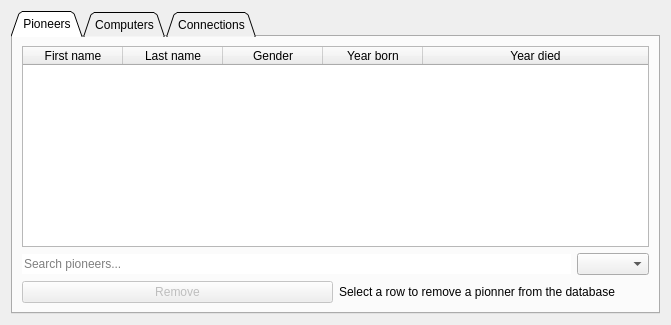
First picture: the form in hoopergui/search_widget.ui, repository VLN1-15-30/fall-project, before the edit.
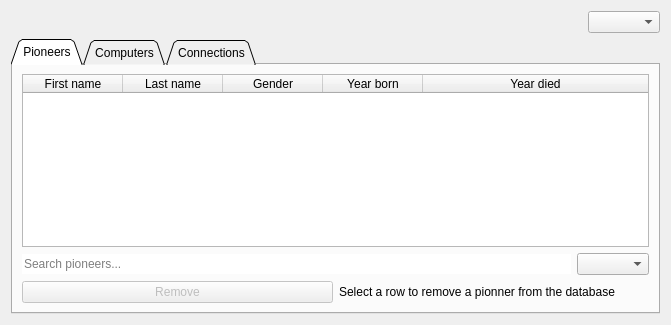
Second picture: the form after the edit.

```diff
--- a/hoopergui/search_widget.ui
+++ b/hoopergui/search_widget.ui
@@ -14,6 +14,9 @@
    <string>Form</string>
   </property>
   <layout class="QVBoxLayout" name="verticalLayout">
+   <item alignment="Qt::AlignRight">
+    <widget class="QComboBox" name="comboBox_Order"/>
+   </item>
    <item>
     <widget class="QTabWidget" name="tab_search">
      <property name="focusPolicy">
@@ -39,7 +42,7 @@
        <item row="0" column="0">
         <widget class="QTableWidget" name="table_pioneers">
          <property name="sortingEnabled">
-          <bool>true</bool>
+          <bool>false</bool>
          </property>
          <attribute name="horizontalHeaderStretchLastSection">
           <bool>true</bool>
```
Left out of the diff: 3 changed lines with no effect on the pictures.
